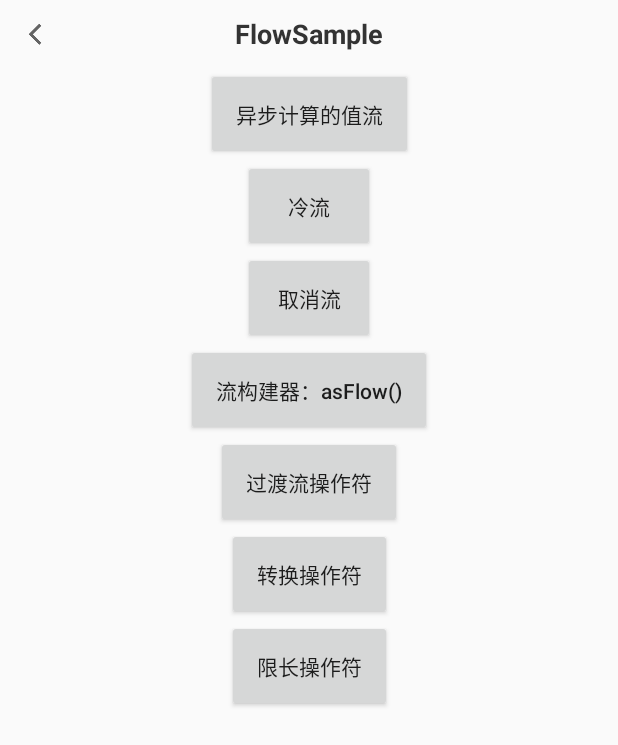
After one commit to WeiLianYang/EasyKotlin, an Android app: the FlowSampleActivity screen opened directly, with no data from a screen before it, on a phone screen of 412 x 824 dp. The commit adds this screen. Shown: the top 745 px of the screen. Run offline under Robolectric (Android 15) with nearby library versions, the phone set to English and light mode, and no system bars; libraries missing offline, so code that uses them is left out: com.flurry.android, com.jeremyliao.liveeventbus, com.orhanobut.logger; network calls fail; 1 statement that could not run was skipped.

Commit message:
add Flow sample

```diff
--- a/app/src/main/AndroidManifest.xml
+++ b/app/src/main/AndroidManifest.xml
@@ -92,7 +92,9 @@
         android:supportsRtl="true"
         android:theme="@style/AppTheme.NoActionBar">
 
-        <activity android:name=".MainActivity">
+        <activity
+            android:name=".MainActivity"
+            android:exported="true">
             <intent-filter>
                 <action android:name="android.intent.action.MAIN" />
 
@@ -112,6 +114,8 @@
         <activity android:name=".ui.PermissionActivity" />
 
         <activity android:name=".ui.NestedScrollingActivity" />
+
+        <activity android:name=".ui.FlowSampleActivity" />
     </application>
 
 </manifest>
--- a/app/src/main/java/com/william/easykt/MainActivity.kt
+++ b/app/src/main/java/com/william/easykt/MainActivity.kt
@@ -124,6 +124,10 @@ class MainActivity : BaseActivity() {
                 openActivity<NestedScrollingActivity>(mActivity)
             }
 
+            tvButton12.setOnClickListener {
+                openActivity<FlowSampleActivity>(mActivity)
+            }
+
         }
     }
 
--- a/app/src/main/java/com/william/easykt/service/ApiService.kt
+++ b/app/src/main/java/com/william/easykt/service/ApiService.kt
@@ -40,7 +40,7 @@ interface ApiService {
      * http://www.wanandroid.com/article/top/json
      */
     @GET("article/top/json")
-    fun getTopArticles(): Observable<BaseResponse<MutableList<Article>>>
+    fun getTopArticles(): BaseResponse<MutableList<Article>>
 
     /**
      * 获取文章列表
--- /dev/null
+++ b/app/src/main/java/com/william/easykt/ui/FlowSampleActivity.kt
@@ -0,0 +1,91 @@
+/*
+ * Copyright WeiLianYang
+ *
+ * Licensed under the Apache License, Version 2.0 (the "License");
+ * you may not use this file except in compliance with the License.
+ * You may obtain a copy of the License at
+ *
+ *     http://www.apache.org/licenses/LICENSE-2.0
+ *
+ * Unless required by applicable law or agreed to in writing, software
+ * distributed under the License is distributed on an "AS IS" BASIS,
+ * WITHOUT WARRANTIES OR CONDITIONS OF ANY KIND, either express or implied.
+ * See the License for the specific language governing permissions and
+ * limitations under the License.
+ */
+
+package com.william.easykt.ui
+
+import com.william.base_component.activity.BaseActivity
+import com.william.easykt.databinding.ActivityFlowSampleBinding
+import kotlinx.coroutines.delay
+import kotlinx.coroutines.flow.Flow
+import kotlinx.coroutines.flow.collect
+import kotlinx.coroutines.flow.flow
+import kotlinx.coroutines.launch
+import kotlinx.coroutines.runBlocking
+
+/**
+ * author : WilliamYang
+ * date : 2021/7/30 10:41
+ * description : Kotlin flow demo
+ */
+class FlowSampleActivity : BaseActivity() {
+
+    override val mViewBinding: ActivityFlowSampleBinding by bindingView()
+
+    override fun initAction() {
+        mViewBinding.apply {
+            tvButton1.setOnClickListener {
+                sample1()
+            }
+
+            tvButton2.setOnClickListener {
+
+            }
+
+            tvButton3.setOnClickListener {
+
+            }
+
+            tvButton4.setOnClickListener {
+
+            }
+
+            tvButton5.setOnClickListener {
+
+            }
+
+            tvButton6.setOnClickListener {
+
+            }
+
+            tvButton7.setOnClickListener {
+
+            }
+        }
+    }
+
+    private fun numberFlow(): Flow<Int> = flow { // 流构建器
+        for (i in 1..3) {
+            delay(100) // 假装我们在这里做了一些有用的事情
+            emit(i) // 发送下一个值
+        }
+    }
+
+    private fun sample1() = runBlocking {
+        // 启动并发的协程以验证主线程并未阻塞
+        launch {
+            for (k in 1..3) {
+                println("I'm not blocked $k")
+                delay(100)
+            }
+            // 收集这个流
+        }
+        numberFlow().collect { value -> println(value) }
+    }
+
+    override fun initData() {
+        setTitleText("FlowSample")
+    }
+}
--- /dev/null
+++ b/app/src/main/res/layout/activity_flow_sample.xml
@@ -0,0 +1,95 @@
+<?xml version="1.0" encoding="utf-8"?>
+<!--
+  ~ Copyright WeiLianYang
+  ~
+  ~ Licensed under the Apache License, Version 2.0 (the "License");
+  ~ you may not use this file except in compliance with the License.
+  ~ You may obtain a copy of the License at
+  ~
+  ~     http://www.apache.org/licenses/LICENSE-2.0
+  ~
+  ~ Unless required by applicable law or agreed to in writing, software
+  ~ distributed under the License is distributed on an "AS IS" BASIS,
+  ~ WITHOUT WARRANTIES OR CONDITIONS OF ANY KIND, either express or implied.
+  ~ See the License for the specific language governing permissions and
+  ~ limitations under the License.
+  -->
+
+<androidx.constraintlayout.widget.ConstraintLayout xmlns:android="http://schemas.android.com/apk/res/android"
+    xmlns:app="http://schemas.android.com/apk/res-auto"
+    android:layout_width="match_parent"
+    android:layout_height="match_parent">
+
+    <Button
+        android:id="@+id/tv_button1"
+        android:layout_width="wrap_content"
+        android:layout_height="wrap_content"
+        android:padding="20dp"
+        android:text="@string/test_kotlin_flow1"
+        app:layout_constraintLeft_toLeftOf="parent"
+        app:layout_constraintRight_toRightOf="parent"
+        app:layout_constraintTop_toTopOf="parent" />
+
+    <Button
+        android:id="@+id/tv_button2"
+        android:layout_width="wrap_content"
+        android:layout_height="wrap_content"
+        android:padding="20dp"
+        android:text="@string/test_kotlin_flow2"
+        app:layout_constraintLeft_toLeftOf="parent"
+        app:layout_constraintRight_toRightOf="parent"
+        app:layout_constraintTop_toBottomOf="@+id/tv_button1" />
+
+    <Button
+        android:id="@+id/tv_button3"
+        android:layout_width="wrap_content"
+        android:layout_height="wrap_content"
+        android:padding="20dp"
+        android:text="@string/test_kotlin_flow3"
+        app:layout_constraintLeft_toLeftOf="parent"
+        app:layout_constraintRight_toRightOf="parent"
+        app:layout_constraintTop_toBottomOf="@+id/tv_button2" />
+
+    <Button
+        android:id="@+id/tv_button4"
+        android:layout_width="wrap_content"
+        android:layout_height="wrap_content"
+        android:padding="20dp"
+        android:text="@string/test_kotlin_flow4"
+        android:textAllCaps="false"
+        app:layout_constraintLeft_toLeftOf="parent"
+        app:layout_constraintRight_toRightOf="parent"
+        app:layout_constraintTop_toBottomOf="@+id/tv_button3" />
+
+    <Button
+        android:id="@+id/tv_button5"
+        android:layout_width="wrap_content"
+        android:layout_height="wrap_content"
+        android:padding="20dp"
+        android:text="@string/test_kotlin_flow5"
+        android:textAllCaps="false"
+        app:layout_constraintLeft_toLeftOf="parent"
+        app:layout_constraintRight_toRightOf="parent"
+        app:layout_constraintTop_toBottomOf="@+id/tv_button4" />
+
+    <Button
+        android:id="@+id/tv_button6"
+        android:layout_width="wrap_content"
+        android:layout_height="wrap_content"
+        android:padding="20dp"
+        android:text="@string/test_kotlin_flow6"
+        app:layout_constraintLeft_toLeftOf="parent"
+        app:layout_constraintRight_toRightOf="parent"
+        app:layout_constraintTop_toBottomOf="@+id/tv_button5" />
+
+    <Button
+        android:id="@+id/tv_button7"
+        android:layout_width="wrap_content"
+        android:layout_height="wrap_content"
+        android:padding="20dp"
+        android:text="@string/test_kotlin_flow7"
+        app:layout_constraintLeft_toLeftOf="parent"
+        app:layout_constraintRight_toRightOf="parent"
+        app:layout_constraintTop_toBottomOf="@+id/tv_button6" />
+
+</androidx.constraintlayout.widget.ConstraintLayout>
--- a/app/src/main/res/values/strings.xml
+++ b/app/src/main/res/values/strings.xml
@@ -29,4 +29,13 @@
     <string name="test_flurry_analytics">测试Flurry分析</string>
     <string name="test_flurry_crash">测试Flurry Crash</string>
     <string name="test_nested_scrolling">Nested Scrolling</string>
+    <string name="test_kotlin_flow">测试 Kotlin Flow</string>
+
+    <string name="test_kotlin_flow1">异步计算的值流</string>
+    <string name="test_kotlin_flow2">冷流</string>
+    <string name="test_kotlin_flow3">取消流</string>
+    <string name="test_kotlin_flow4">流构建器：asFlow()</string>
+    <string name="test_kotlin_flow5">过渡流操作符</string>
+    <string name="test_kotlin_flow6">转换操作符</string>
+    <string name="test_kotlin_flow7">限长操作符</string>
 </resources>
--- a/base_component/src/main/res/layout/base_title_layout.xml
+++ b/base_component/src/main/res/layout/base_title_layout.xml
@@ -41,7 +41,7 @@
         android:ellipsize="end"
         android:gravity="center"
         android:maxLines="1"
-        android:textColor="@color/color_333333"
+        android:textColor="@color/color_333333_ffffff"
         android:textSize="18sp"
         android:textStyle="bold"
         app:layout_constraintBottom_toBottomOf="parent"
--- a/base_component/src/main/res/values/colors.xml
+++ b/base_component/src/main/res/values/colors.xml
@@ -24,6 +24,7 @@
     <color name="color_f5f5f5">#f5f5f5</color>
     <color name="color_666666">#666666</color>
     <color name="color_333333">#333333</color>
+    <color name="color_333333_ffffff">#333333</color>
     <color name="color_232323">#232323</color>
     <color name="color_e6e6e6">#e6e6e6</color>
     <color name="color_8003DAC5">#8003DAC5</color>
```
Also changed, not shown: app/src/main/res/layout/activity_main.xml (+11 -0 lines), base_component/build.gradle (+24 -2 lines), base_component/src/main/res/values-night/colors.xml (added, +20 -0 lines).
